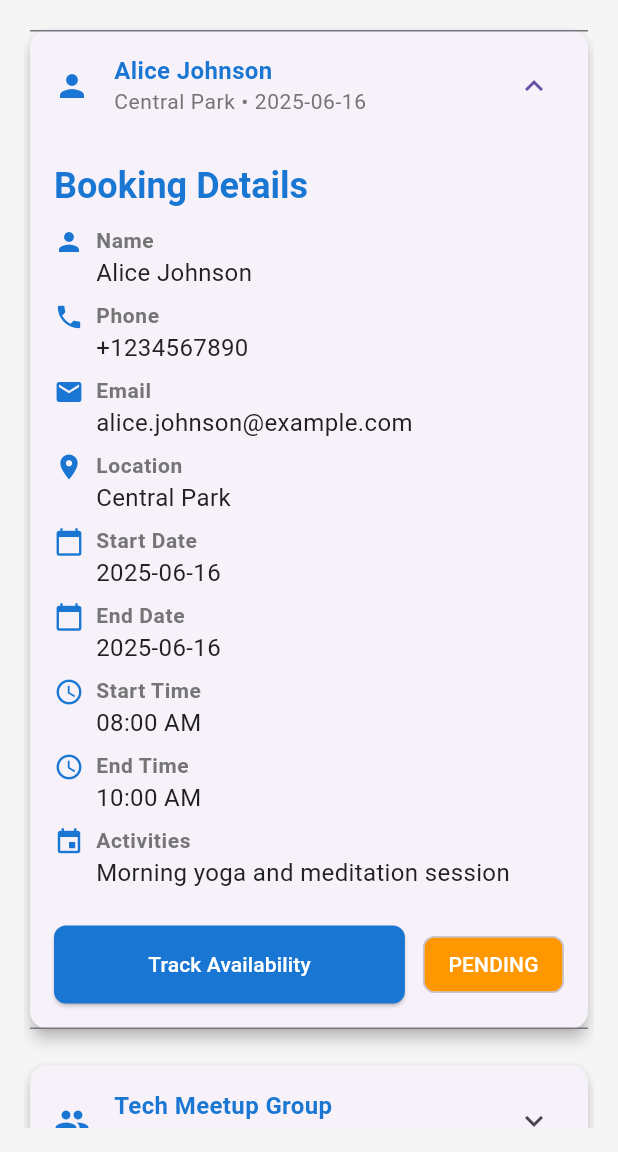
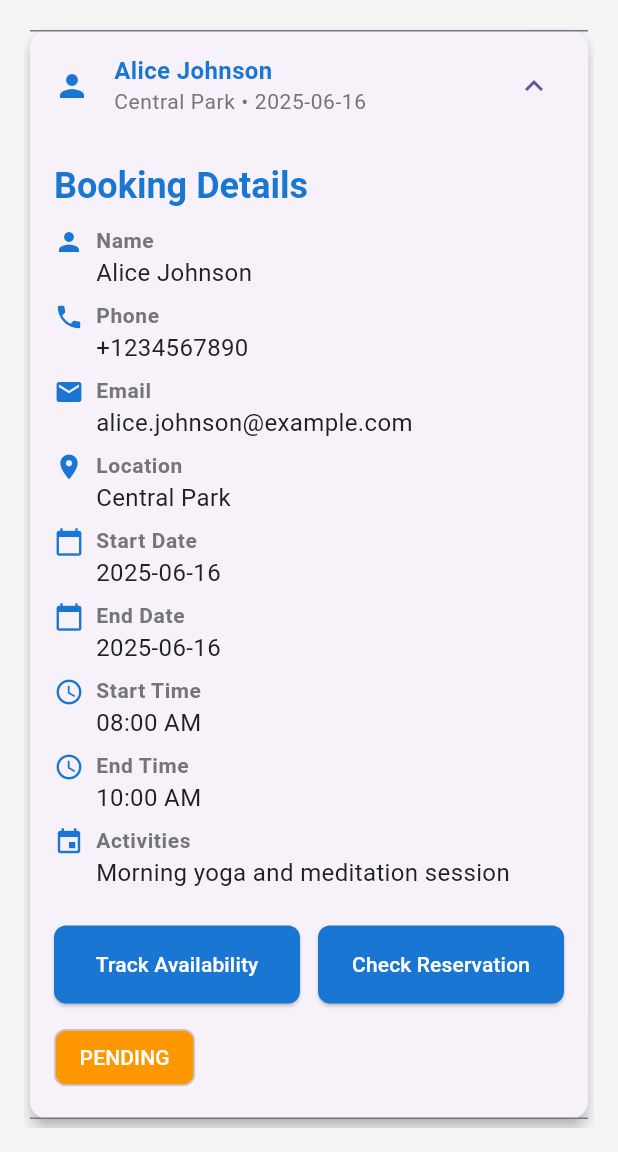
Before and after one commit to RahimHamisi/openspace_app, a Flutter app: the BookingsPage screen opened directly, after a tap on "Alice Johnson", after a tap on "Track Availability", on a phone screen of 412 x 824 dp, the part 84-1236 px from its top. Run offline on Flutter 3.47's test engine with Material 3 defaults, Android fonts, the phone set to English and light mode, and no system bars; our stand-ins replace file_picker, flutter_map, flutter_typeahead, geolocator, graphql_flutter, image_picker and 5 more; missing offline and left inert: flutter_map_cancellable_tile_provider, flutter_map_location_marker; accounts and stored records are empty.

Commit message:
UPDATE: The add in the bookings list and check in the availabilityof the booked open space

```diff
--- a/openspace_mobile_app/lib/main.dart
+++ b/openspace_mobile_app/lib/main.dart
@@ -5,6 +5,7 @@ import 'package:openspace_mobile_app/api/graphql/graphql_service.dart';
 import 'package:openspace_mobile_app/providers/locale_provider.dart';
 import 'package:openspace_mobile_app/providers/theme_provider.dart';
 import 'package:openspace_mobile_app/screens/book_openspace.dart';
+import 'package:openspace_mobile_app/screens/bookings.dart';
 import 'package:openspace_mobile_app/screens/helps_and_Faqs.dart';
 import 'package:openspace_mobile_app/screens/home_page.dart';
 import 'package:openspace_mobile_app/screens/openspace.dart';
@@ -70,7 +71,8 @@ class MyApp extends StatelessWidget {
                 '/change-theme': (context) => const ThemeChangePage(),
                 '/help-support': (context) => const HelpPage(),
                 '/terms': (context) => const TermsAndConditionsPage(),
-                '/': (context) => const BookingPage(),
+                '/book-openspace': (context) => const BookingPage(),
+                  '/': (context) => const BookingsPage(),
                   '/open': (context) => const OpenSpacePage(),
                 },
               ),
--- a/openspace_mobile_app/lib/screens/bookings.dart
+++ b/openspace_mobile_app/lib/screens/bookings.dart
@@ -112,19 +112,19 @@ class _BookingCard extends StatefulWidget {
 
 class __BookingCardState extends State<_BookingCard> {
   String? _availabilityStatus;
-  bool _isChecking = false;
+  String? _reservationStatus;
+  bool _isCheckingAvailability = false;
+  bool _isCheckingReservation = false;
 
   // Mock availability check
   void _checkAvailability() {
     setState(() {
-      _isChecking = true;
+      _isCheckingAvailability = true;
     });
-    // Simulate network delay
     Future.delayed(const Duration(seconds: 1), () {
       final statuses = ['CONFIRMED', 'PENDING', 'UNAVAILABLE'];
       setState(() {
-        _isChecking = false;
-        // Mock logic: Past bookings are UNAVAILABLE, future are random
+        _isCheckingAvailability = false;
         final startDate = DateTime.parse(widget.booking['startDate']);
         _availabilityStatus = startDate.isBefore(DateTime.now())
             ? 'UNAVAILABLE'
@@ -133,13 +133,48 @@ class __BookingCardState extends State<_BookingCard> {
     });
   }
 
+  // Mock reservation check
+  void _checkReservation() {
+    setState(() {
+      _isCheckingReservation = true;
+    });
+    Future.delayed(const Duration(seconds: 1), () {
+      setState(() {
+        _isCheckingReservation = false;
+        final startDate = DateTime.parse(widget.booking['startDate']);
+        final isSingle = widget.booking['type'] == 'SINGLE';
+        final hasRequiredFields = isSingle
+            ? (widget.booking['name']?.isNotEmpty ?? false) &&
+            (widget.booking['phone']?.isNotEmpty ?? false) &&
+            (widget.booking['email']?.isNotEmpty ?? false)
+            : (widget.booking['groupName']?.isNotEmpty ?? false) &&
+            (widget.booking['numberOfPeople'] != null) &&
+            (widget.booking['contactPerson']?.isNotEmpty ?? false) &&
+            (widget.booking['contactPhone']?.isNotEmpty ?? false) &&
+            (widget.booking['contactEmail']?.isNotEmpty ?? false);
+        if (startDate.isBefore(DateTime.now())) {
+          _reservationStatus = 'EXPIRED';
+        } else if (hasRequiredFields &&
+            (widget.booking['location']?.isNotEmpty ?? false) &&
+            (widget.booking['activities']?.isNotEmpty ?? false)) {
+          _reservationStatus = 'VALID';
+        } else {
+          _reservationStatus = 'INVALID';
+        }
+      });
+    });
+  }
+
   Color _getStatusColor(String? status) {
     switch (status) {
       case 'CONFIRMED':
+      case 'VALID':
         return Colors.green;
       case 'PENDING':
         return Colors.orange;
       case 'UNAVAILABLE':
+      case 'INVALID':
+      case 'EXPIRED':
         return Colors.red;
       default:
         return AppConstants.grey;
@@ -225,8 +260,8 @@ class __BookingCardState extends State<_BookingCard> {
                     children: [
                       Expanded(
                         child: ElevatedButton(
-                          onPressed: _isChecking ? null : _checkAvailability,
-                          child: _isChecking
+                          onPressed: _isCheckingAvailability ? null : _checkAvailability,
+                          child: _isCheckingAvailability
                               ? const SizedBox(
                             width: 16,
                             height: 16,
@@ -239,6 +274,27 @@ class __BookingCardState extends State<_BookingCard> {
                         ),
                       ),
                       const SizedBox(width: 12),
+                      Expanded(
+                        child: ElevatedButton(
+                          onPressed: _isCheckingReservation ? null : _checkReservation,
+                          child: _isCheckingReservation
+                              ? const SizedBox(
+                            width: 16,
+                            height: 16,
+                            child: CircularProgressIndicator(
+                              strokeWidth: 2,
+                              color: AppConstants.white,
+                            ),
+                          )
+                              : const Text('Check Reservation'),
+                        ),
+                      ),
+                    ],
+                  ),
+                  const SizedBox(height: 12),
+                  Wrap(
+                    spacing: 8,
+                    children: [
                       if (_availabilityStatus != null)
                         Chip(
                           label: Text(
@@ -246,6 +302,14 @@ class __BookingCardState extends State<_BookingCard> {
                             style: const TextStyle(color: AppConstants.white),
                           ),
                           backgroundColor: _getStatusColor(_availabilityStatus),
+                        ),
+                      if (_reservationStatus != null)
+                        Chip(
+                          label: Text(
+                            _reservationStatus!,
+                            style: const TextStyle(color: AppConstants.white),
+                          ),
+                          backgroundColor: _getStatusColor(_reservationStatus),
                         ),
                     ],
                   ),
```
